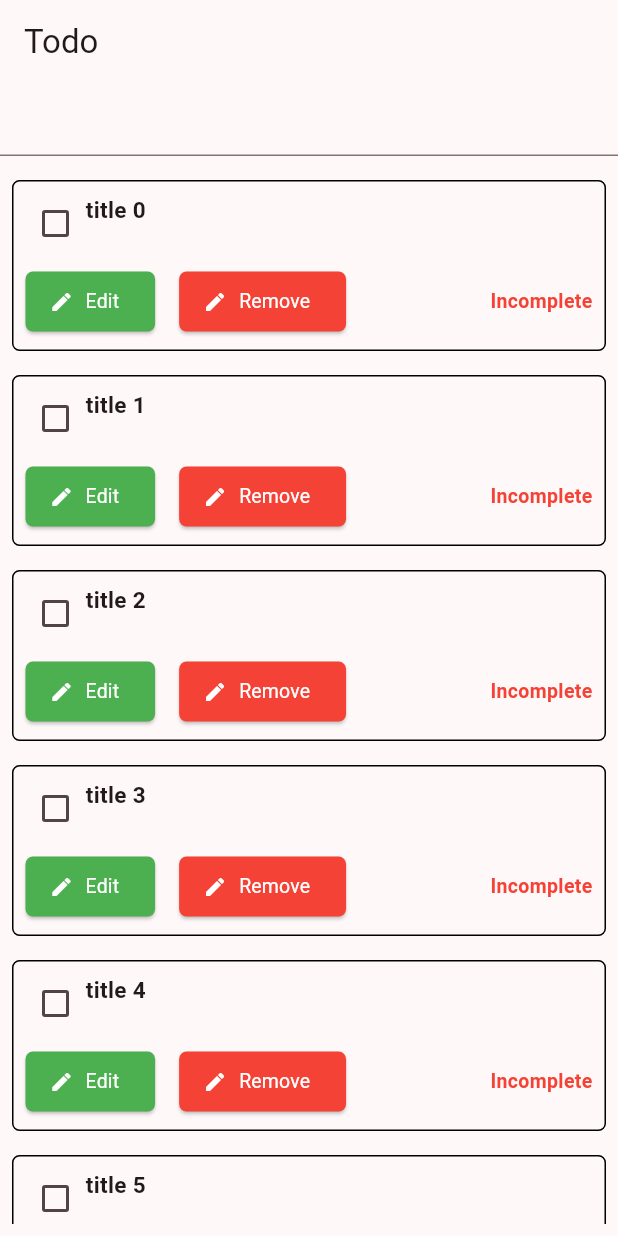
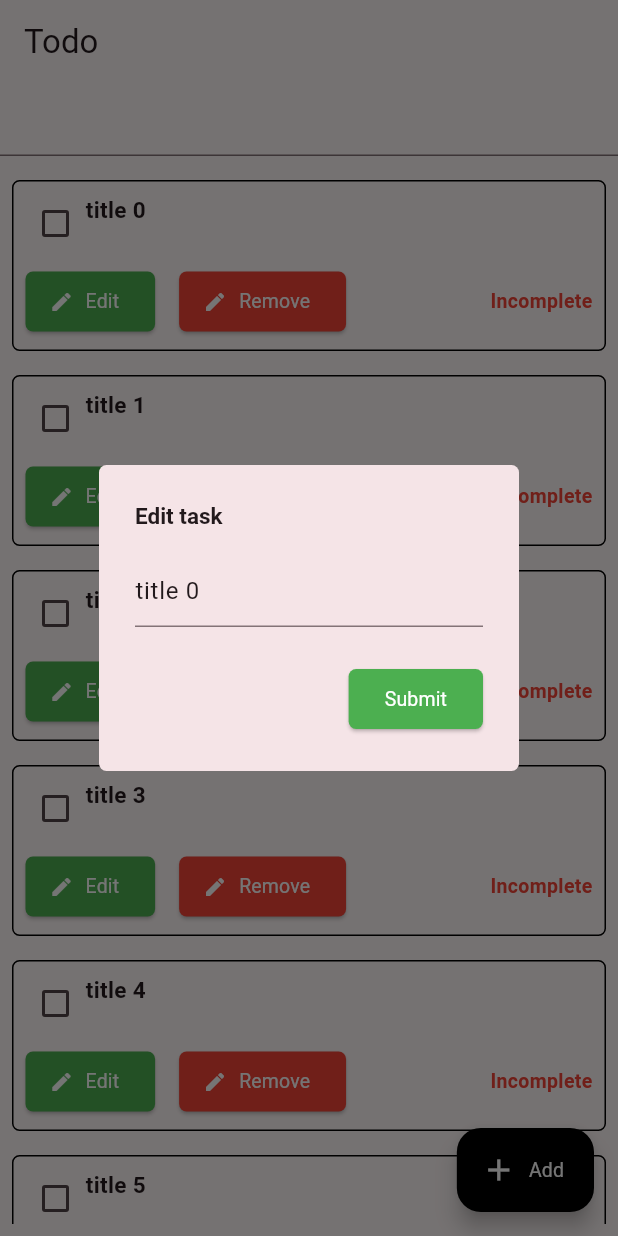
Before and after one commit to Neathvan/todo_project_demo, a Flutter app: the screen it shows after launch, after a tap on "Edit", on a phone screen of 412 x 824 dp. Run offline on Flutter 3.47's test engine with Material 2 defaults, Android fonts, the phone set to English and light mode, and no system bars; our stand-ins replace get.

Commit message:
** ADD AND EDIT

```diff
--- a/lib/ui/component/add_task_dialog.dart
+++ b/lib/ui/component/add_task_dialog.dart
@@ -0,0 +1,86 @@
+import 'package:flutter/material.dart';
+import 'package:get/get.dart';
+import 'package:todo_project_demo/controller/todo_controller.dart';
+import 'package:todo_project_demo/helper/colors.dart';
+import 'package:todo_project_demo/helper/k_extension.dart';
+import 'package:todo_project_demo/model/todo_model.dart';
+
+class AddTaskDialog extends StatefulWidget {
+  final TodoModel? todoModel;
+  const AddTaskDialog({super.key, this.todoModel});
+
+  @override
+  State<AddTaskDialog> createState() => _AddTaskDialogState();
+}
+
+class _AddTaskDialogState extends State<AddTaskDialog> {
+  late TodoModel todoModel;
+  final TextEditingController addController = TextEditingController();
+  final TodoController controller = Get.find<TodoController>();
+  final _form = GlobalKey<FormState>(); //for s
+  @override
+  void initState() {
+    todoModel = widget.todoModel ?? TodoModel();
+    if (widget.todoModel != null) {
+      addController.text = todoModel.title!;
+    }
+    super.initState();
+  }
+
+  String get alertTitle {
+    return widget.todoModel == null ? 'Add new task' : 'Edit task';
+  }
+
+  String get submitTitle {
+    return 'Submit';
+  }
+
+  @override
+  Widget build(BuildContext context) {
+    return AlertDialog(
+      shape: RoundedRectangleBorder(
+          borderRadius: BorderRadius.circular(Measure.borderRaduisl1)),
+      title: Text(alertTitle, style: Get.textTheme.black15Bold),
+      content: Form(
+        key: _form,
+        child: Column(
+          mainAxisSize: MainAxisSize.min,
+          children: [
+            TextFormField(
+              controller: addController,
+              validator: (text) {
+                final duplicate = controller.todoList
+                    .any((element) => element.title == text!.trim());
+                if (text!.isEmpty) {
+                  return "Please fill out the field";
+                } else if (duplicate) {
+                  return "This task title already exist!";
+                }
+                return null;
+              },
+            )
+          ],
+        ),
+      ),
+      actions: [
+        ElevatedButton(
+            onPressed: () {
+              final isValid = _form.currentState!.validate();
+
+              if (!isValid) {
+                return Get.back(result: todoModel);
+              }
+            },
+            style: ElevatedButton.styleFrom(
+                backgroundColor: KColors.green,
+                shape: RoundedRectangleBorder(
+                    borderRadius:
+                        BorderRadius.circular(Measure.borderRaduisl1))),
+            child: Text(
+              submitTitle,
+              style: Get.textTheme.white13,
+            ))
+      ],
+    );
+  }
+}
--- a/lib/ui/home_screen.dart
+++ b/lib/ui/home_screen.dart
@@ -1,36 +1,66 @@
 import 'package:flutter/material.dart';
 import 'package:get/get.dart';
 import 'package:todo_project_demo/controller/todo_controller.dart';
+import 'package:todo_project_demo/helper/colors.dart';
 import 'package:todo_project_demo/helper/config.dart';
 import 'package:todo_project_demo/helper/k_extension.dart';
 import 'package:todo_project_demo/model/todo_model.dart';
+import 'package:todo_project_demo/ui/component/add_task_dialog.dart';
 import 'package:todo_project_demo/ui/component/task_cell.dart';
 
 class HomeScreen extends GetView<TodoController> {
+  const HomeScreen({super.key});
+
   @override
   Widget build(BuildContext context) {
     return Scaffold(
       appBar: AppBar(title: Text(Config.appName)),
-      body: Column(children: [
-        TextField(),
-        controller.obx(
+      body: _body(context),
+      floatingActionButton: FloatingActionButton.extended(
+        onPressed: () => _onAdd(context),
+        backgroundColor: Colors.black,
+        icon: Icon(
+          Icons.add,
+          color: KColors.white,
+        ),
+        label: Text(
+          "Add",
+          style: Get.textTheme.white13,
+        ),
+      ),
+    );
+  }
+
+  Column _body(BuildContext context) {
+    return Column(children: [TextField(), _todoListLayout(context)]);
+  }
+
+  Widget _todoListLayout(BuildContext context) {
+    return controller.obx(
       (state) => Expanded(
           child: ListView.builder(
               itemCount: controller.todoList.length,
               itemBuilder: (_, i) {
                 var task = controller.todoList[i];
                 return TaskCell(
-                        onEdit: () => _onEdit(task),
+                    onEdit: () => _onEdit(context, task),
                     onMark: () => _onMark(task),
                     onRemove: () => _onRemove(task),
                     todoModel: task);
               }).marginAll(Measure.paddingLevel2)),
-        )
-      ]),
     );
   }
 
-  _onEdit(TodoModel task) {}
+  _onEdit(BuildContext context, TodoModel task) {
+    return showDialog(
+        context: context,
+        builder: (context) {
+          return AddTaskDialog(
+            todoModel: task,
+          );
+        });
+  }
+
   _onMark(TodoModel task) {
     controller.markTodo(task);
   }
@@ -39,6 +69,13 @@ class HomeScreen extends GetView<TodoController> {
     controller.removeTodo(task);
   }
 
-  _onAdd(TodoModel task) {}
+  _onAdd(BuildContext context) {
+    return showDialog(
+        context: context,
+        builder: (context) {
+          return AddTaskDialog();
+        });
+  }
+
   _onSearch(k) {}
 }
```
Lines whose indentation alone changed are shown as unchanged.
